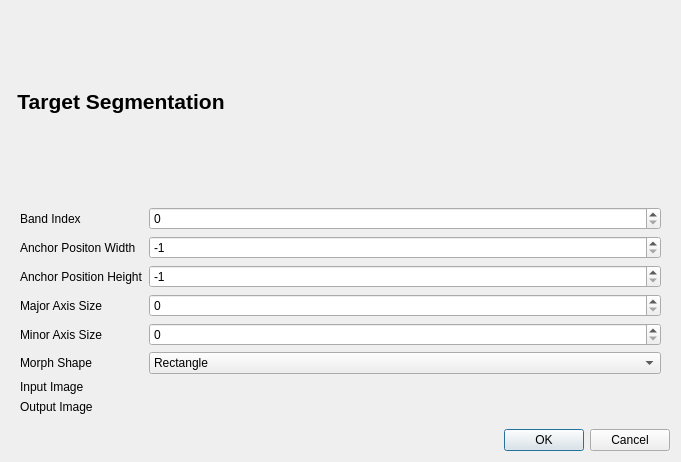
Qt form target_segmentation/target_segmentation_dialog_base.ui (AUGSignals/qgis-plugins) before a commit.
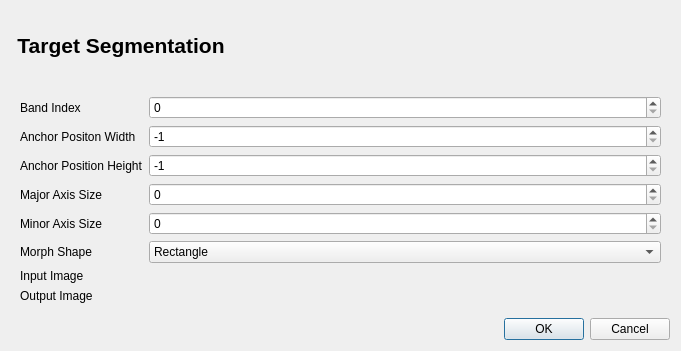
The same form after that commit. Custom widgets are drawn as their Qt base class.

What changed in the file:
```diff
--- a/target_segmentation/target_segmentation_dialog_base.ui
+++ b/target_segmentation/target_segmentation_dialog_base.ui
@@ -7,7 +7,7 @@
     <x>0</x>
     <y>0</y>
     <width>681</width>
-    <height>462</height>
+    <height>351</height>
    </rect>
   </property>
   <property name="windowTitle">
```
